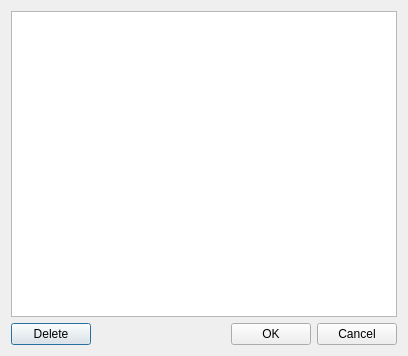
Old version of the form crestoretm.ui in the repository PavelMr/skytechx.
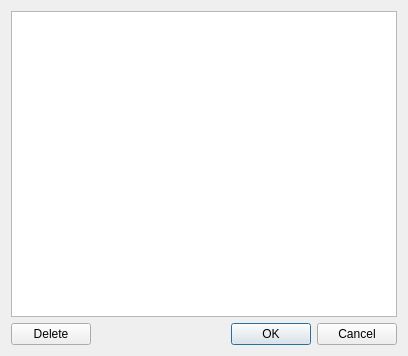
New version of the form.

Diff of the .ui file:
```diff
--- a/crestoretm.ui
+++ b/crestoretm.ui
@@ -56,6 +56,9 @@
          <property name="text">
           <string>OK</string>
          </property>
+         <property name="default">
+          <bool>true</bool>
+         </property>
         </widget>
        </item>
        <item>
```
